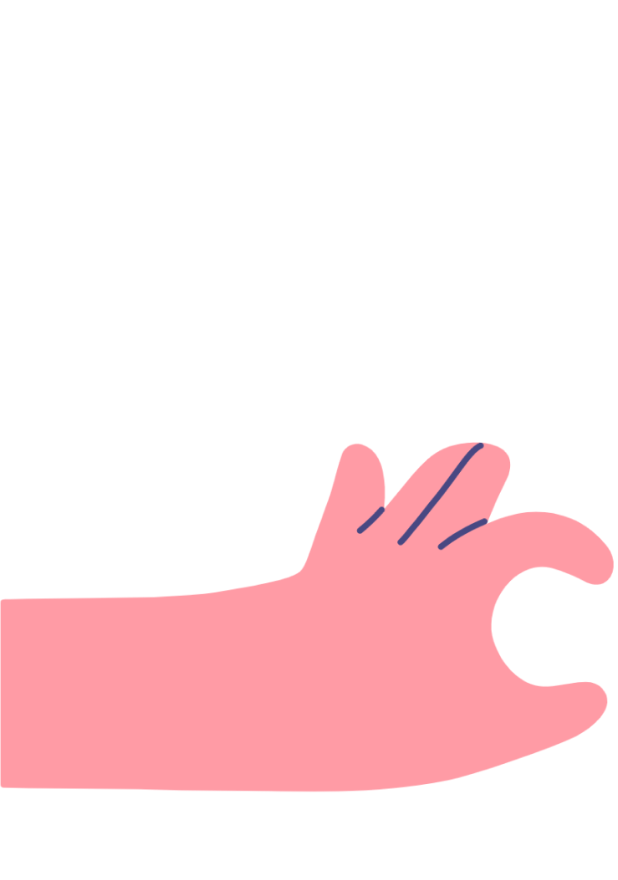
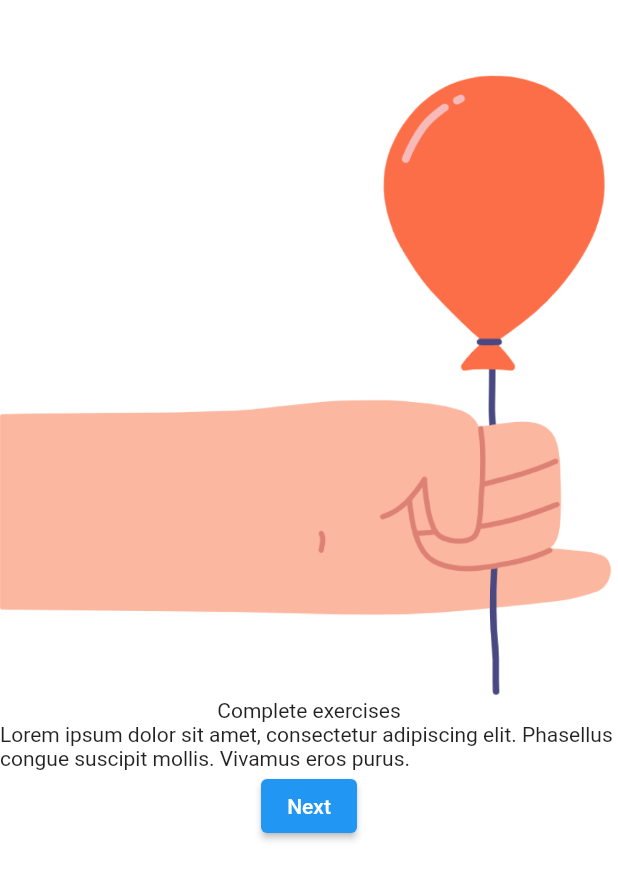
Before and after one commit to UBC-BEST/frontend-m2m, a Flutter app: the screen it shows after launch, on a phone screen of 412 x 824 dp. Shown: the top 880 px of the screen. Run offline on Flutter 3.47's test engine with Material 2 defaults, Android fonts, the phone set to English and light mode, and no system bars; our stand-ins replace firebase_auth, firebase_core; accounts and stored records are empty.

Commit message:
add bottom nav bar and kinda fixed walkthrough

```diff
--- a/lib/main.dart
+++ b/lib/main.dart
@@ -1,5 +1,6 @@
 import 'package:flutter/material.dart';
 import 'package:frontend_m2m/model/m2m_user.dart';
+import 'package:frontend_m2m/screens/new-user/walkthrough.dart';
 import 'package:frontend_m2m/screens/wrapper.dart';
 import 'package:firebase_core/firebase_core.dart';
 import 'package:frontend_m2m/services/auth.dart';
@@ -21,7 +22,7 @@ class MyApp extends StatelessWidget {
       initialData: null,
       value: AuthService().user,
       child: MaterialApp(
-        home: Wrapper(),
+        home: Walkthrough(),
       ),
     );
   }
--- a/lib/screens/new-user/walkthrough.dart
+++ b/lib/screens/new-user/walkthrough.dart
@@ -1,11 +1,19 @@
 import 'package:flutter/material.dart';
+import 'package:frontend_m2m/model/m2m_user.dart';
+import 'package:frontend_m2m/screens/home/home.dart';
+import 'package:frontend_m2m/screens/wrapper.dart';
+import 'package:provider/provider.dart';
 
 class Walkthrough extends StatelessWidget {
   @override
   Widget build(BuildContext context) {
+    final user = Provider.of<M2MUser?>(context);
+    if (user != null) {
+      return Wrapper();
+    } else {
       int currentIndex = 0;
       String walkthroughImgsFolder = "assets/new_user_walkthrough/";
-    List imgsBlurbs = [
+      List imgBlurbButtons = [
         {
           "buttonStr": "Next",
           "imgPath": walkthroughImgsFolder + "hand_balloon",
@@ -28,9 +36,37 @@ class Walkthrough extends StatelessWidget {
           "header": "Track your progress",
         },
       ];
-    Map imgBlurbButton = imgsBlurbs[2];
-    return Container(
-      child: Image(image: AssetImage(imgBlurbButton["imgPath"] + ".png")),
+      Map imgBlurbButton = imgBlurbButtons[0];
+      return Scaffold(
+        backgroundColor: Colors.white,
+        body: Container(
+          padding: EdgeInsets.symmetric(vertical: 50.0),
+          child: Column(
+            children: <Widget>[
+              Image(
+                image: AssetImage(imgBlurbButton["imgPath"] + ".png"),
+              ),
+              Text(
+                imgBlurbButton["header"],
+              ),
+              Text(
+                imgBlurbButton["blurb"],
+              ),
+              ElevatedButton(
+                onPressed: () {
+                  Navigator.push(
+                    context,
+                    MaterialPageRoute(
+                      builder: (context) => Wrapper(),
+                    ),
+                  );
+                },
+                child: Text(imgBlurbButton["buttonStr"]),
+              )
+            ],
+          ),
+        ),
       );
     }
   }
+}
--- a/lib/screens/wrapper.dart
+++ b/lib/screens/wrapper.dart
@@ -12,7 +12,7 @@ class Wrapper extends StatelessWidget {
     if (user != null) {
       return Home();
     } else {
-      return Walkthrough();
+      return Authenticate();
     }
   }
 }
```
Also changed, not shown: lib/screens/home/home.dart (+59 -6 lines). Lines whose indentation alone changed are shown as unchanged.
